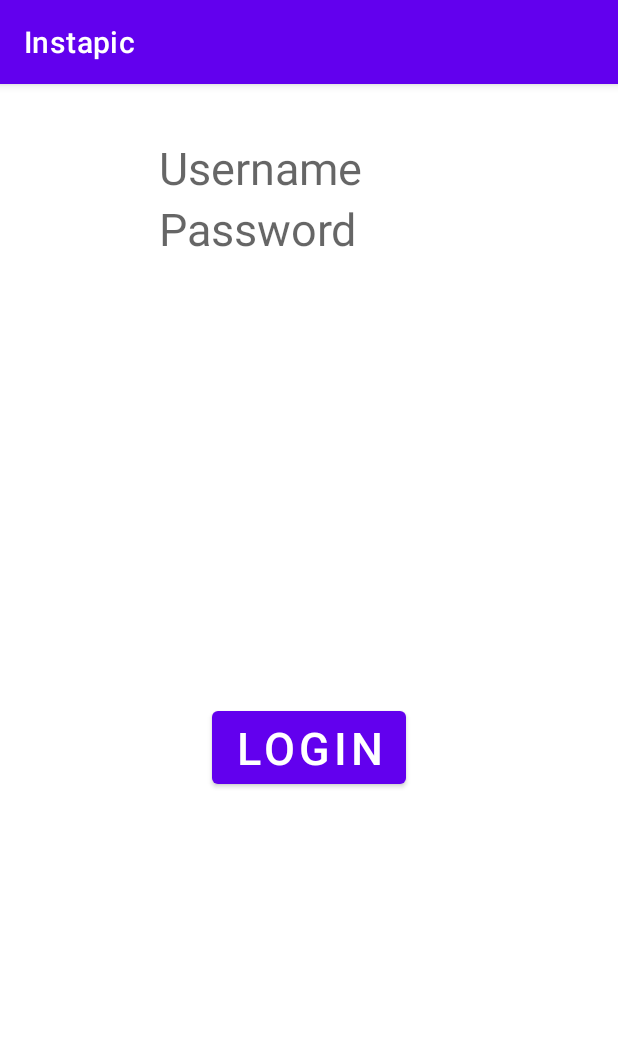
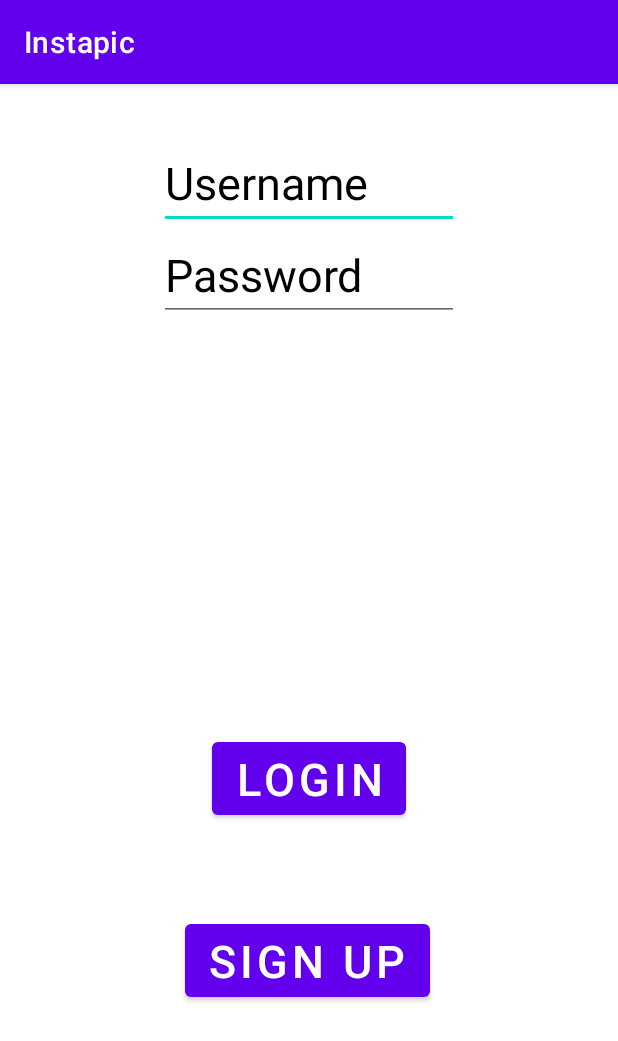
Before and after one commit to DariusGarcia/Instapic, an Android app: the screen it shows after launch (LoginActivity), on a phone screen of 412 x 824 dp. Shown: the top 1041 px of the screen. Run offline under Robolectric (Android 15) with nearby library versions, the phone set to English and light mode, and no system bars; libraries missing offline, so code that uses them is left out: com.parse; 2 statements that could not run were skipped.

Commit message:
Set up loginActivity

```diff
--- a/app/src/main/res/layout/activity_login.xml
+++ b/app/src/main/res/layout/activity_login.xml
@@ -6,27 +6,27 @@
     android:layout_height="match_parent"
     tools:context=".LoginActivity">
 
-    <TextView
+    <EditText
         android:id="@+id/et_username"
         android:layout_width="wrap_content"
         android:layout_height="wrap_content"
         android:layout_marginTop="35dp"
         android:width="200dp"
         android:hint="Username"
-        android:hintTextColor="#757575"
+        android:textColorHint="@color/black"
         android:textSize="30sp"
         app:layout_constraintEnd_toEndOf="parent"
         app:layout_constraintStart_toStartOf="parent"
         app:layout_constraintTop_toTopOf="parent" />
 
-    <TextView
+    <EditText
         android:id="@+id/et_password"
         android:layout_width="wrap_content"
         android:layout_height="wrap_content"
         android:width="200dp"
         android:ems="10"
         android:hint="Password"
-        android:hintTextColor="#757575"
+        android:textColorHint="@color/black"
         android:textSize="30sp"
         app:layout_constraintEnd_toEndOf="parent"
         app:layout_constraintStart_toStartOf="parent"
@@ -42,4 +42,19 @@
         app:layout_constraintEnd_toEndOf="parent"
         app:layout_constraintStart_toStartOf="parent"
         app:layout_constraintTop_toBottomOf="@+id/et_password" />
+
+    <Button
+        android:id="@+id/signupBtn"
+        android:layout_width="wrap_content"
+        android:layout_height="wrap_content"
+        android:text="Sign Up"
+        android:textSize="30sp"
+        app:layout_constraintBottom_toBottomOf="parent"
+        app:layout_constraintEnd_toEndOf="parent"
+        app:layout_constraintHorizontal_bias="0.497"
+        app:layout_constraintStart_toStartOf="parent"
+        app:layout_constraintTop_toBottomOf="@+id/login_button"
+        app:layout_constraintVertical_bias="0.284" />
+
+
 </androidx.constraintlayout.widget.ConstraintLayout>
--- a/app/src/main/res/values/colors.xml
+++ b/app/src/main/res/values/colors.xml
@@ -5,6 +5,6 @@
     <color name="purple_700">#FF3700B3</color>
     <color name="teal_200">#FF03DAC5</color>
     <color name="teal_700">#FF018786</color>
-    <color name="black">#FF000000</color>
+    <color name="black">#000000</color>
     <color name="white">#FFFFFFFF</color>
 </resources>
```
Also changed, not shown: app/src/main/java/com/example/instapic/LoginActivity.kt (+57 -0 lines).
